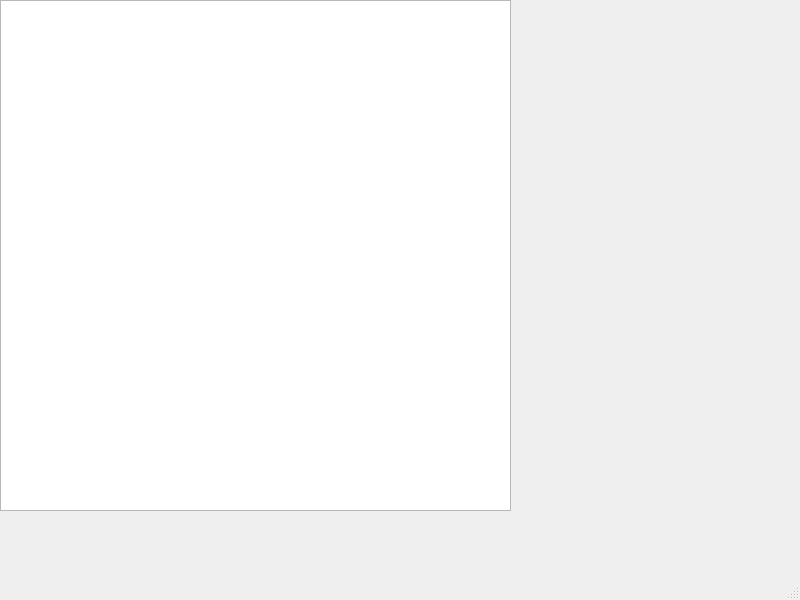
The window that Game/mainwindow.ui (GreatSharky/programming3) describes before a commit, drawn with Qt 5.
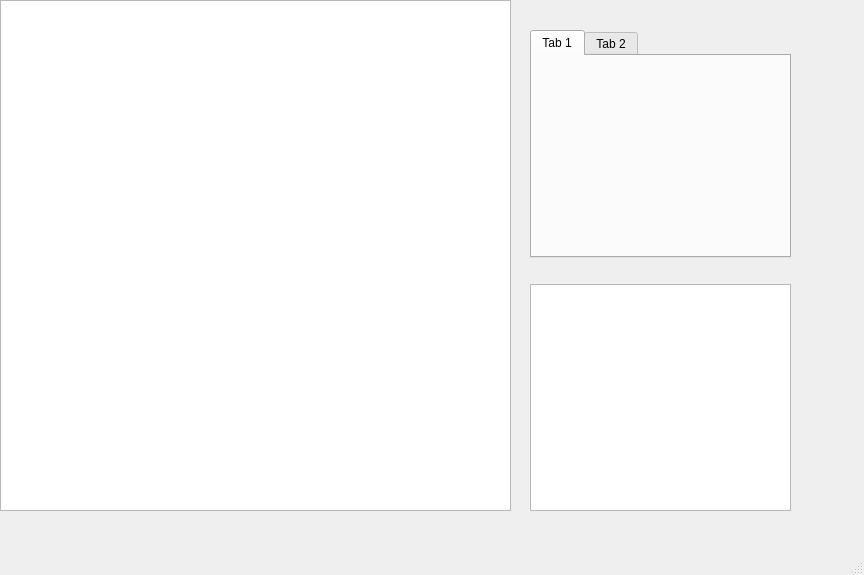
The same window after the commit.

```diff
--- a/Game/mainwindow.ui
+++ b/Game/mainwindow.ui
@@ -6,8 +6,8 @@
    <rect>
     <x>0</x>
     <y>0</y>
-    <width>800</width>
-    <height>600</height>
+    <width>864</width>
+    <height>575</height>
    </rect>
   </property>
   <property name="windowTitle">
@@ -27,6 +27,48 @@
      </rect>
     </property>
    </widget>
+   <widget class="QWidget" name="verticalLayoutWidget">
+    <property name="geometry">
+     <rect>
+      <x>530</x>
+      <y>30</y>
+      <width>261</width>
+      <height>481</height>
+     </rect>
+    </property>
+    <layout class="QVBoxLayout" name="verticalLayout">
+     <item>
+      <widget class="QTabWidget" name="tabWidget">
+       <widget class="QWidget" name="tab">
+        <attribute name="title">
+         <string>Tab 1</string>
+        </attribute>
+       </widget>
+       <widget class="QWidget" name="tab_2">
+        <attribute name="title">
+         <string>Tab 2</string>
+        </attribute>
+       </widget>
+      </widget>
+     </item>
+     <item>
+      <spacer name="horizontalSpacer">
+       <property name="orientation">
+        <enum>Qt::Horizontal</enum>
+       </property>
+       <property name="sizeHint" stdset="0">
+        <size>
+         <width>40</width>
+         <height>20</height>
+        </size>
+       </property>
+      </spacer>
+     </item>
+     <item>
+      <widget class="QColumnView" name="columnView"/>
+     </item>
+    </layout>
+   </widget>
   </widget>
   <widget class="QMenuBar" name="menubar">
    <property name="geometry">
```
Left out of the diff: 2 changed lines with no effect on the pictures.
